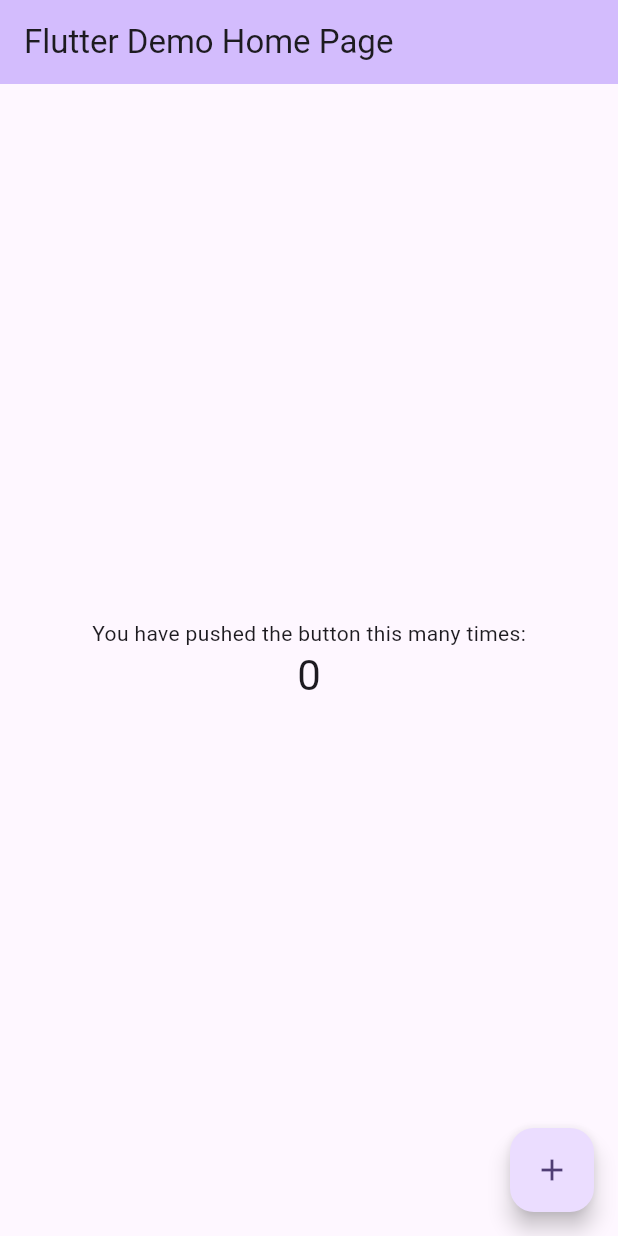
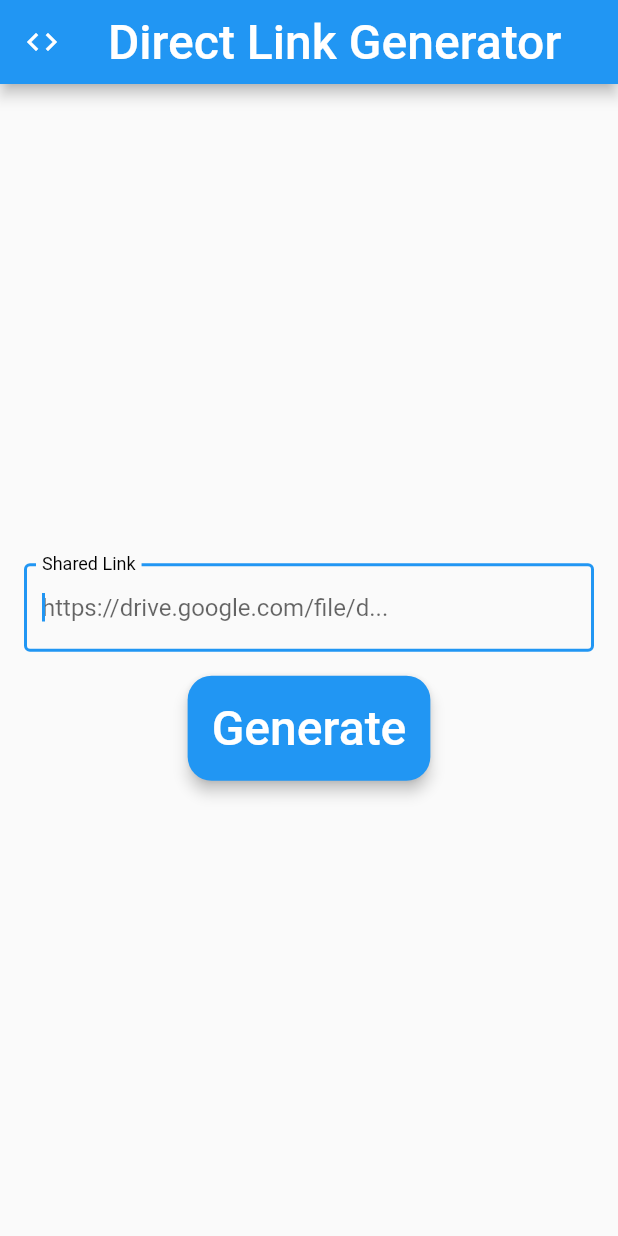
Before and after one commit to brunodavi/direct_link_generator, a Flutter app: the screen it shows after launch, on a phone screen of 412 x 824 dp. Run offline on Flutter 3.47's test engine with Material 3 defaults, Android fonts, the phone set to English and light mode, and no system bars; missing offline and left inert: universal_html.

Commit message:
feat: first implementation

```diff
--- /dev/null
+++ b/lib/core/generate_link.dart
@@ -0,0 +1,16 @@
+import 'package:direct_link_generator/core/providers/interfaces/provider_base.dart';
+
+import 'providers/google_drive_provider.dart';
+
+final providers = <ProviderBase>[
+  GoogleDriveProvider(),
+];
+
+String? generateLink(String link) {
+  for (var provider in providers) {
+    final linkGenerated = provider.generate(link);
+    if (linkGenerated != null) return linkGenerated;
+  }
+
+  return null;
+}
--- /dev/null
+++ b/lib/core/providers/google_drive_provider.dart
@@ -0,0 +1,18 @@
+import 'interfaces/provider_base.dart';
+
+class GoogleDriveProvider implements ProviderBase {
+
+  @override
+  String? generate(String link) {
+    final regex = RegExp('^https://drive.google.com/file/d/(.+)/.+');
+    final match = regex.firstMatch(link);
+
+    if (match == null) return null;
+
+    final id = match[1];
+
+    final directLink = 'https://drive.usercontent.google.com/download?id=$id';
+
+    return directLink;
+  }
+}
--- /dev/null
+++ b/lib/core/providers/interfaces/provider_base.dart
@@ -0,0 +1,3 @@
+interface class ProviderBase {
+  String? generate(String link) => throw UnimplementedError();
+}
--- a/lib/main.dart
+++ b/lib/main.dart
@@ -1,4 +1,6 @@
 import 'package:flutter/material.dart';
+
+import 'pages/home_page.dart';
 
 void main() {
   runApp(const MyApp());
@@ -7,119 +9,44 @@
 class MyApp extends StatelessWidget {
   const MyApp({super.key});
 
-  // This widget is the root of your application.
   @override
   Widget build(BuildContext context) {
     return MaterialApp(
-      title: 'Flutter Demo',
+      title: 'Direct Link Generator',
       theme: ThemeData(
-        // This is the theme of your application.
-        //
-        // TRY THIS: Try running your application with "flutter run". You'll see
-        // the application has a purple toolbar. Then, without quitting the app,
-        // try changing the seedColor in the colorScheme below to Colors.green
-        // and then invoke "hot reload" (save your changes or press the "hot
-        // reload" button in a Flutter-supported IDE, or press "r" if you used
-        // the command line to start the app).
-        //
-        // Notice that the counter didn't reset back to zero; the application
-        // state is not lost during the reload. To reset the state, use hot
-        // restart instead.
-        //
-        // This works for code too, not just values: Most code changes can be
-        // tested with just a hot reload.
-        colorScheme: ColorScheme.fromSeed(seedColor: Colors.deepPurple),
-        useMaterial3: true,
+        textTheme: const TextTheme(
+          labelLarge: TextStyle(
+            fontSize: 32,
+            color: Colors.white,
+          ),
+          titleLarge: TextStyle(
+            fontSize: 32,
+            color: Colors.white,
+          ),
+        ),
+        textSelectionTheme: const TextSelectionThemeData(
+          cursorColor: Colors.blue,
+        ),
+        inputDecorationTheme: const InputDecorationTheme(
+          labelStyle: TextStyle(color: Colors.black, fontSize: 16),
+          border: OutlineInputBorder(),
+        ),
+        textButtonTheme: TextButtonThemeData(
+          style: TextButton.styleFrom(
+              padding: const EdgeInsets.all(16),
+              shape: const RoundedRectangleBorder(
+                borderRadius: BorderRadius.all(
+                  Radius.circular(16),
+                ),
+              ),
+              foregroundColor: Colors.white,
+              backgroundColor: Colors.blue,
+              elevation: 4,
+              shadowColor: Colors.black),
+        ),
+        useMaterial3: false,
       ),
-      home: const MyHomePage(title: 'Flutter Demo Home Page'),
+      home: const HomePage(),
     );
   }
 }
-
-class MyHomePage extends StatefulWidget {
-  const MyHomePage({super.key, required this.title});
-
-  // This widget is the home page of your application. It is stateful, meaning
-  // that it has a State object (defined below) that contains fields that affect
-  // how it looks.
-
-  // This class is the configuration for the state. It holds the values (in this
-  // case the title) provided by the parent (in this case the App widget) and
-  // used by the build method of the State. Fields in a Widget subclass are
-  // always marked "final".
-
-  final String title;
-
-  @override
-  State<MyHomePage> createState() => _MyHomePageState();
-}
-
-class _MyHomePageState extends State<MyHomePage> {
-  int _counter = 0;
-
-  void _incrementCounter() {
-    setState(() {
-      // This call to setState tells the Flutter framework that something has
-      // changed in this State, which causes it to rerun the build method below
-      // so that the display can reflect the updated values. If we changed
-      // _counter without calling setState(), then the build method would not be
-      // called again, and so nothing would appear to happen.
-      _counter++;
-    });
-  }
-
-  @override
-  Widget build(BuildContext context) {
-    // This method is rerun every time setState is called, for instance as done
-    // by the _incrementCounter method above.
-    //
-    // The Flutter framework has been optimized to make rerunning build methods
-    // fast, so that you can just rebuild anything that needs updating rather
-    // than having to individually change instances of widgets.
-    return Scaffold(
-      appBar: AppBar(
-        // TRY THIS: Try changing the color here to a specific color (to
-        // Colors.amber, perhaps?) and trigger a hot reload to see the AppBar
-        // change color while the other colors stay the same.
-        backgroundColor: Theme.of(context).colorScheme.inversePrimary,
-        // Here we take the value from the MyHomePage object that was created by
-        // the App.build method, and use it to set our appbar title.
-        title: Text(widget.title),
-      ),
-      body: Center(
-        // Center is a layout widget. It takes a single child and positions it
-        // in the middle of the parent.
-        child: Column(
-          // Column is also a layout widget. It takes a list of children and
-          // arranges them vertically. By default, it sizes itself to fit its
-          // children horizontally, and tries to be as tall as its parent.
-          //
-          // Column has various properties to control how it sizes itself and
-          // how it positions its children. Here we use mainAxisAlignment to
-          // center the children vertically; the main axis here is the vertical
-          // axis because Columns are vertical (the cross axis would be
-          // horizontal).
-          //
-          // TRY THIS: Invoke "debug painting" (choose the "Toggle Debug Paint"
-          // action in the IDE, or press "p" in the console), to see the
-          // wireframe for each widget.
-          mainAxisAlignment: MainAxisAlignment.center,
-          children: <Widget>[
-            const Text(
-              'You have pushed the button this many times:',
-            ),
-            Text(
-              '$_counter',
-              style: Theme.of(context).textTheme.headlineMedium,
-            ),
-          ],
-        ),
-      ),
-      floatingActionButton: FloatingActionButton(
-        onPressed: _incrementCounter,
-        tooltip: 'Increment',
-        child: const Icon(Icons.add),
-      ), // This trailing comma makes auto-formatting nicer for build methods.
-    );
-  }
-}
--- /dev/null
+++ b/lib/pages/components/app_bar.dart
@@ -0,0 +1,16 @@
+import 'package:flutter/material.dart';
+import 'package:universal_html/html.dart';
+
+AppBar appBar() => AppBar(
+      title: const Text("Direct Link Generator"),
+      leading: InkWell(
+        onTap: () {
+          window.open(
+            "https://github.com/brunodavi/direct_link_generator",
+            "source code",
+          );
+        },
+        child: const Icon(Icons.code),
+      ),
+      centerTitle: true,
+    );
--- /dev/null
+++ b/lib/pages/home_page.dart
@@ -0,0 +1,74 @@
+import 'package:flutter/material.dart';
+import 'package:flutter/services.dart';
+
+import '/core/generate_link.dart';
+import 'components/app_bar.dart';
+
+class HomePage extends StatefulWidget {
+  const HomePage({super.key});
+
+  @override
+  State<HomePage> createState() => _HomePageState();
+}
+
+class _HomePageState extends State<HomePage> {
+  final TextEditingController _linkGeneratorController =
+      TextEditingController();
+
+  void copyLink() {
+    var link = _linkGeneratorController.text;
+
+    var linkGenerated = generateLink(link);
+
+    if (linkGenerated == null) {
+      ScaffoldMessenger.of(context).showSnackBar(
+        const SnackBar(
+          content: Text("Error: Invalid link!"),
+          backgroundColor: Colors.red,
+        ),
+      );
+      return;
+    }
+
+    Clipboard.setData(ClipboardData(text: linkGenerated)).then(
+      (result) {
+        ScaffoldMessenger.of(context).showSnackBar(
+          const SnackBar(
+            content: Text("Direct link copied for clipboard!"),
+            backgroundColor: Colors.green,
+          ),
+        );
+      },
+    );
+  }
+
+  @override
+  Widget build(BuildContext context) {
+    return Scaffold(
+      appBar: appBar(),
+      body: SafeArea(
+        child: Column(
+          mainAxisAlignment: MainAxisAlignment.center,
+          children: [
+            Container(
+              padding: const EdgeInsets.all(16),
+              child: TextField(
+                decoration: const InputDecoration(
+                  label: Text("Shared Link"),
+                  hintText: "https://drive.google.com/file/d...",
+                ),
+                autofocus: true,
+                controller: _linkGeneratorController,
+                onSubmitted: (_) => copyLink(),
+              ),
+            ),
+            TextButton(
+              onPressed: copyLink,
+              child: const Text("Generate"),
+            ),
+          ],
+        ),
+      ),
+    );
+  }
+}
--- a/pubspec.yaml
+++ b/pubspec.yaml
@@ -35,6 +35,7 @@ dependencies:
   # The following adds the Cupertino Icons font to your application.
   # Use with the CupertinoIcons class for iOS style icons.
   cupertino_icons: ^1.0.6
+  universal_html: ^2.2.4
 
 dev_dependencies:
   flutter_test:
```
Also changed, not shown: pubspec.lock.
